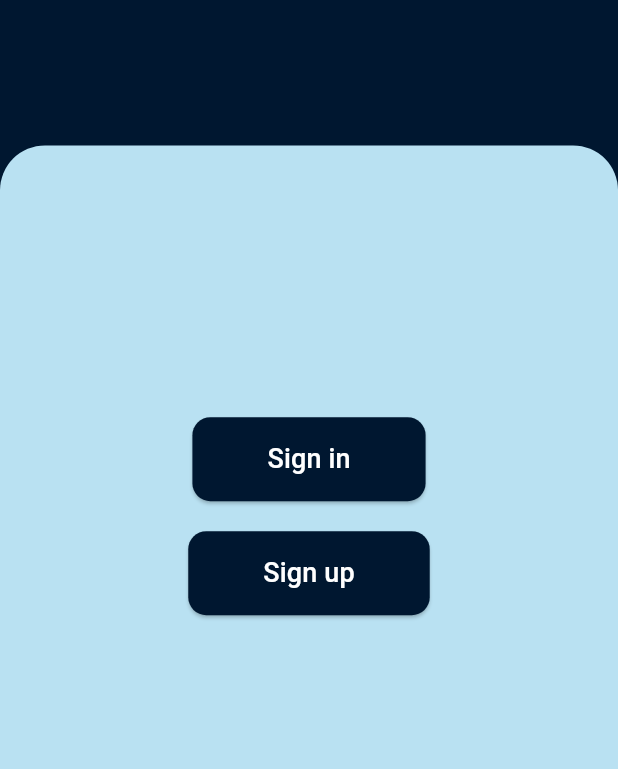
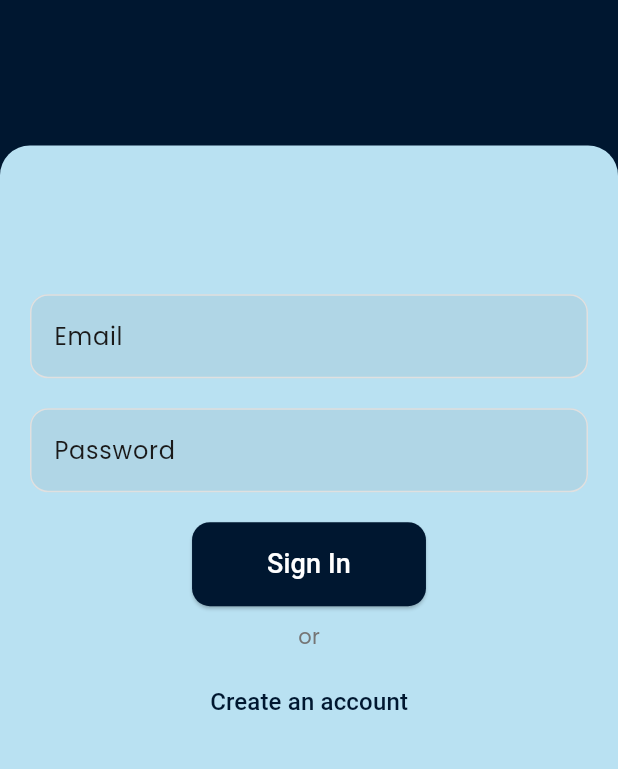
Before and after one commit to joker0210G/vpay_flutter, a Flutter app: the screen it shows after launch, on a phone screen of 412 x 824 dp, the part 349-1118 px from its top. Run offline on Flutter 3.47's test engine with Material 3 defaults, Android fonts, the phone set to English and light mode, and no system bars; our stand-ins replace flutter_local_notifications, flutter_riverpod, go_router, latlong2, supabase_flutter; missing offline and left inert: upi_india; accounts and stored records are empty.

Commit message:
fixed:most of the main error

```diff
--- a/lib/features/auth/domain/auth_repository.dart
+++ b/lib/features/auth/domain/auth_repository.dart
@@ -13,8 +13,9 @@ class AuthRepository {
 
   Future<void> signUp({
     required String email,
+    required String fullName,
     required String password,
-    required String fullName,
+
   }) async {
     final response = await supabase.auth.signUp(
       email: email,
--- a/lib/features/auth/presentation/screens/login_screen.dart
+++ b/lib/features/auth/presentation/screens/login_screen.dart
@@ -19,7 +19,6 @@ class _LoginScreenState extends ConsumerState<LoginScreen> {
 
   @override
   Widget build(BuildContext context) {
-    print('test');
     final authState = ref.watch(authProvider);
 
     return Scaffold(
--- a/lib/features/auth/presentation/screens/sign_in_sign_up_screen.dart
+++ b/lib/features/auth/presentation/screens/sign_in_sign_up_screen.dart
@@ -1,8 +1,21 @@
 import 'package:flutter/material.dart';
+import 'package:flutter_riverpod/flutter_riverpod.dart';
+import 'package:vpay/features/auth/domain/auth_repository.dart';
+import 'package:go_router/go_router.dart';
 
-class SignInSignUpScreen extends StatelessWidget {
+class SignInSignUpScreen extends StatefulWidget {
   const SignInSignUpScreen({super.key});
 
+  @override
+  State<SignInSignUpScreen> createState() => _SignInSignUpScreenState();
+}
+
+class _SignInSignUpScreenState extends State<SignInSignUpScreen> {
+  final _formKey = GlobalKey<FormState>();
+  final _emailController = TextEditingController();
+  final _passwordController = TextEditingController();
+  final _userNameController = TextEditingController();
+  bool _isSigningIn = true;
   @override
   Widget build(BuildContext context) {
     return Scaffold(
@@ -23,16 +36,62 @@ class SignInSignUpScreen extends StatelessWidget {
               decoration: const BoxDecoration(
                 color: Color(0xFFB9E1F2),
                 borderRadius: BorderRadius.only(
-                  topLeft: Radius.circular(30),
-                  topRight: Radius.circular(30),
+                  topLeft: Radius.circular(20),
+                  topRight: Radius.circular(20),
                 ),
               ),
+              child: Form(
+                key: _formKey,
+                child: Padding(
+                  padding: const EdgeInsets.all(20.0),
                   child: Column(
                     mainAxisAlignment: MainAxisAlignment.center,
                     children: [
-                  ElevatedButton(
+                      if (!_isSigningIn)
+                        TextFormField(
+                          controller: _userNameController,
+                          decoration: const InputDecoration(
+                            labelText: 'User Name',
+                            border: OutlineInputBorder(),
+                          ),
+                        ),
+                      if (!_isSigningIn) const SizedBox(height: 20),
+                      TextFormField(
+                        controller: _emailController,
+                        decoration: const InputDecoration(
+                          labelText: 'Email',
+                          border: OutlineInputBorder(),
+                        ),
+                        validator: (value) {
+                          if (value == null || value.isEmpty) {
+                            return 'Please enter your email';
+                          }
+                          return null;
+                        },
+                      ),
+                      const SizedBox(height: 20),
+                      TextFormField(
+                        controller: _passwordController,
+                        decoration: const InputDecoration(
+                          labelText: 'Password',
+                          border: OutlineInputBorder(),
+                        ),
+                        obscureText: true,
+                        validator: (value) {
+                          if (value == null || value.isEmpty) {
+                            return 'Please enter your password';
+                          }
+                          return null;
+                        },
+                      ),
+                      const SizedBox(height: 20),
+                      Consumer(
+                        builder: (context, ref, child) {
+                          return ElevatedButton(
                             onPressed: () {
-                      // TODO: Implement Sign In action
+                              if (_formKey.currentState!.validate()) {
+                                _isSigningIn ? _signIn(ref) : _signUp(ref);
+                              }
                             },
                             style: ElevatedButton.styleFrom(
                               backgroundColor: const Color(0xFF001730),
@@ -41,29 +100,35 @@ class SignInSignUpScreen extends StatelessWidget {
                                 vertical: 15,
                               ),
                             ),
-                    child: const Text(
-                      'Sign in',
-                      style: TextStyle(fontSize: 18),
+                            child: Text(
+                              _isSigningIn ? 'Sign In' : 'Sign Up',
+                              style: const TextStyle(fontSize: 18),
                             ),
+                          );
+                        },
                       ),
-                  const SizedBox(height: 20),
-                  ElevatedButton(
+                      const SizedBox(height: 10),
+                      const Text('or'),
+                      const SizedBox(height: 10),
+                      TextButton(
                         onPressed: () {
-                      // TODO: Implement Sign Up action
+                          setState(() {
+                            _isSigningIn = !_isSigningIn;
+                          });
                         },
-                    style: ElevatedButton.styleFrom(
-                      backgroundColor: const Color(0xFF001730),
-                      padding: const EdgeInsets.symmetric(
-                        horizontal: 50,
-                        vertical: 15,
+                        child: Text(
+                          _isSigningIn
+                              ? 'Create an account'
+                              : 'I already have an account',
+                          style: const TextStyle(
+                            color: Color(0xFF001730),
+                            fontSize: 16,
                           ),
-                    ),
-                    child: const Text(
-                      'Sign up',
-                      style: TextStyle(fontSize: 18),
                         ),
                       ),
                     ],
+                  ),
+                ),
               ),
             ),
           ),
@@ -83,4 +148,38 @@ class SignInSignUpScreen extends StatelessWidget {
       ),
     );
   }
+
+  Future<void> _signIn(WidgetRef ref) async {
+    try {
+      await ref.read(authRepositoryProvider).signIn(
+            email: _emailController.text,
+            password: _passwordController.text,
+          );
+      if (!context.mounted) return;
+      context.go('/tasks');
+    } catch (e) {
+      print(e); // Keep for debugging if needed
+      if (context.mounted) {
+        ScaffoldMessenger.of(context).showSnackBar(SnackBar(
+                content: Text(
+                    'Sign in failed: ${e.toString()}')) // Or a more user-friendly message
+            );
       }
+    }
+  }
+
+  Future<void> _signUp(WidgetRef ref) async {
+    try {
+      await ref.read(authRepositoryProvider).signUp(
+            email: _emailController.text,
+            fullName: _userNameController.text,
+            password: _passwordController.text,
+          );
+      if (context.mounted) {
+        context.go('/tasks');
+      }
+    } catch (e) {
+      print(e);
+    }
+  }
+}
--- a/lib/shared/services/analytics_service.dart
+++ b/lib/shared/services/analytics_service.dart
@@ -6,7 +6,8 @@ class AnalyticsService {
 
   AnalyticsService({required this.supabase});
 
-  Future<void> logEvent({required String eventName, Map<String, dynamic>? parameters}) async {
+  Future<void> logEvent(
+      {required String eventName, Map<String, dynamic>? parameters}) async {
     try {
       if (kDebugMode) {
         print('Analytics event: $eventName, parameters: $parameters');
```
Also changed, not shown: lib/features/tasks/data/tasks_repository.dart (+12 -11 lines), lib/features/tasks/presentation/providers/tasks_provider.dart (+0 -9 lines). Lines whose indentation alone changed are shown as unchanged.
